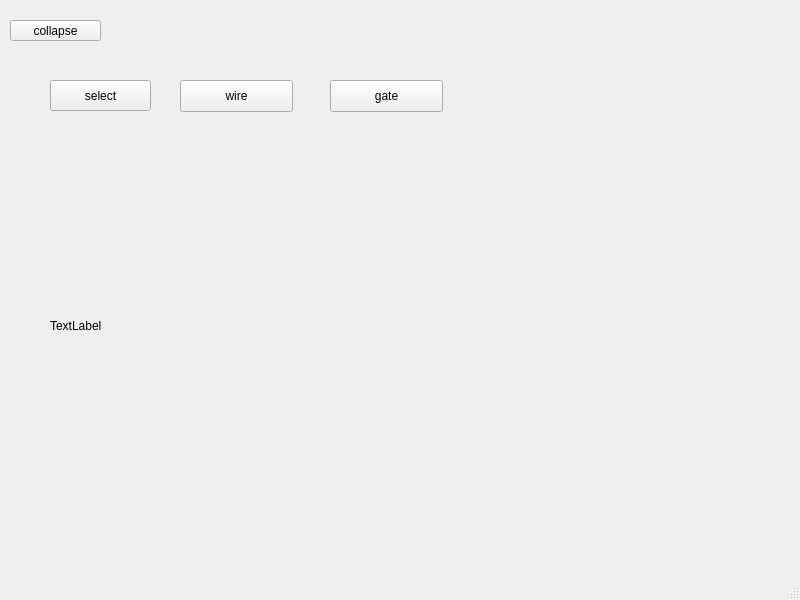
Qt form mainwindow.ui (thejbug/eduTest) before a commit.
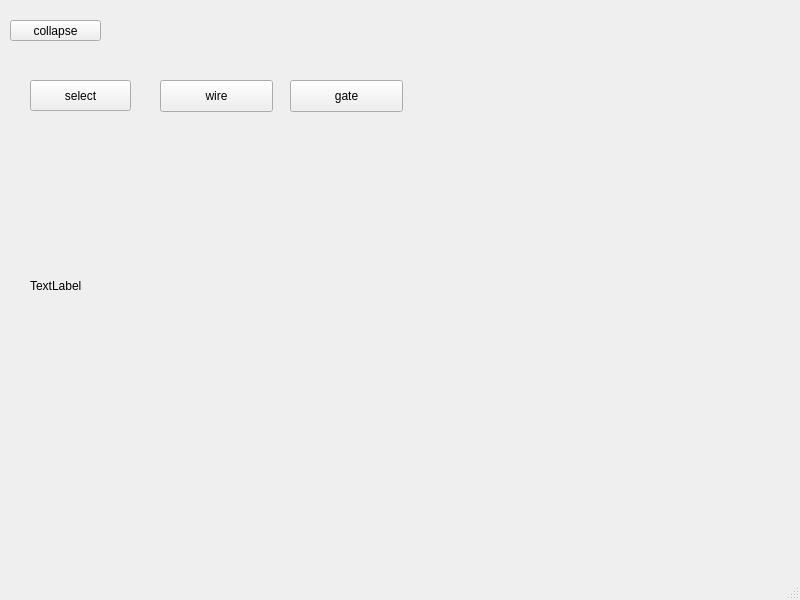
The same form after that commit. Custom widgets are drawn as their Qt base class.

What changed in the file:
```diff
--- a/mainwindow.ui
+++ b/mainwindow.ui
@@ -14,33 +14,24 @@
    <string>MainWindow</string>
   </property>
   <widget class="QWidget" name="centralwidget">
-   <widget class="QWidget" name="widget" native="true">
+   <widget class="QPushButton" name="collapseButton">
     <property name="geometry">
      <rect>
-      <x>30</x>
-      <y>60</y>
-      <width>731</width>
-      <height>481</height>
-     </rect>
-    </property>
-    <widget class="SandboxCanvas" name="testLabel">
-     <property name="geometry">
-      <rect>
-       <x>20</x>
-       <y>90</y>
-       <width>601</width>
-       <height>351</height>
+      <x>10</x>
+      <y>20</y>
+      <width>91</width>
+      <height>21</height>
       </rect>
      </property>
      <property name="text">
-      <string>TextLabel</string>
+     <string>collapse</string>
      </property>
     </widget>
     <widget class="QPushButton" name="gateButton">
      <property name="geometry">
       <rect>
-       <x>300</x>
-       <y>20</y>
+      <x>290</x>
+      <y>80</y>
        <width>113</width>
        <height>32</height>
       </rect>
@@ -49,24 +40,11 @@
       <string>gate</string>
      </property>
     </widget>
-    <widget class="QPushButton" name="wireButton">
-     <property name="geometry">
-      <rect>
-       <x>150</x>
-       <y>20</y>
-       <width>113</width>
-       <height>32</height>
-      </rect>
-     </property>
-     <property name="text">
-      <string>wire</string>
-     </property>
-    </widget>
     <widget class="QPushButton" name="selectButton">
      <property name="geometry">
       <rect>
-       <x>20</x>
-       <y>20</y>
+      <x>30</x>
+      <y>80</y>
        <width>101</width>
        <height>31</height>
       </rect>
@@ -75,18 +53,30 @@
       <string>select</string>
      </property>
     </widget>
+   <widget class="QPushButton" name="wireButton">
+    <property name="geometry">
+     <rect>
+      <x>160</x>
+      <y>80</y>
+      <width>113</width>
+      <height>32</height>
+     </rect>
+    </property>
+    <property name="text">
+     <string>wire</string>
+    </property>
    </widget>
-   <widget class="QPushButton" name="collapseButton">
+   <widget class="SandboxCanvas" name="testLabel">
     <property name="geometry">
      <rect>
-      <x>10</x>
-      <y>20</y>
-      <width>91</width>
-      <height>21</height>
+      <x>30</x>
+      <y>120</y>
+      <width>591</width>
+      <height>331</height>
      </rect>
     </property>
     <property name="text">
-     <string>collapse</string>
+     <string>TextLabel</string>
     </property>
    </widget>
   </widget>
```
Lines whose indentation alone changed are shown as unchanged.
